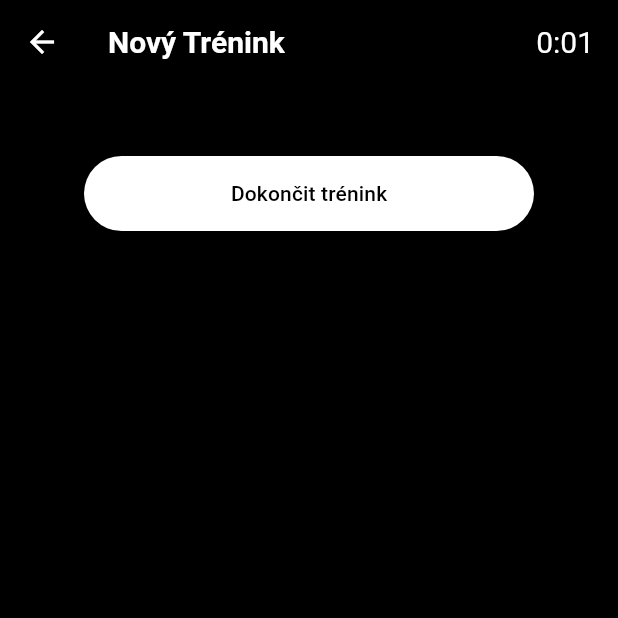
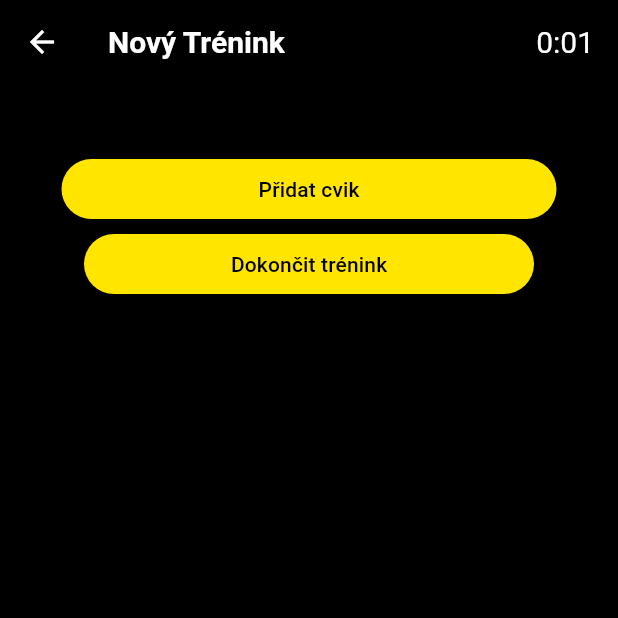
Before and after one commit to haxxTom/STP-Strongest, a Flutter app: the screen it shows after launch, item 2 of the bottom bar chosen, after a tap on "Nový Trénink", on a phone screen of 412 x 824 dp, the top half of it. Run offline on Flutter 3.47's test engine with Material 3 defaults, Android fonts, the phone set to English and light mode, and no system bars; our stand-ins replace image_picker, shared_preferences, sqflite; accounts and stored records are empty.

Commit message:
emptyworkout

```diff
--- a/flutter_application_1/lib/emptyworkout.dart
+++ b/flutter_application_1/lib/emptyworkout.dart
@@ -244,6 +244,7 @@ class _NewEmptyWorkoutScreenState extends State<NewEmptyWorkoutScreen> {
       context: context,
       builder: (BuildContext context) {
         return AlertDialog(
+          backgroundColor: midItemColor,
           title: const Text("Pojmenujte trénink"),
           content: TextField(
             controller: nameController,
@@ -252,11 +253,17 @@ class _NewEmptyWorkoutScreenState extends State<NewEmptyWorkoutScreen> {
           actions: [
             TextButton(
               onPressed: () => Navigator.of(context).pop(),
-              child: const Text("Zrušit"),
+              child: const Text(
+                "Zrušit",
+                style: TextStyle(color: Colors.black),
+              ),
             ),
             TextButton(
               onPressed: () => Navigator.of(context).pop(),
-              child: const Text("OK"),
+              child: const Text(
+                "OK",
+                style: TextStyle(color: Colors.black),
+              ),
             ),
           ],
         );
@@ -356,15 +363,19 @@ class _NewEmptyWorkoutScreenState extends State<NewEmptyWorkoutScreen> {
         backgroundColor: Colors.black,
         body: ListView(
           children: [
+            SizedBox(
+              height: 20,
+            ),
             ...widget.trenink.exercises.asMap().entries.map((entry) {
               int exerciseIndex = entry.key;
               var exercise = entry.value;
               return Padding(
-                padding: const EdgeInsets.all(16.0),
+                padding: const EdgeInsets.fromLTRB(15, 10, 15, 0),
                 child: Card(
+                  color: midItemColor,
                   elevation: 4,
                   child: Padding(
-                    padding: const EdgeInsets.all(16.0),
+                    padding: const EdgeInsets.all(15.0),
                     child: Column(
                       crossAxisAlignment: CrossAxisAlignment.start,
                       children: [
@@ -379,7 +390,7 @@ class _NewEmptyWorkoutScreenState extends State<NewEmptyWorkoutScreen> {
                             Text(
                               exercise.cvik.nazev,
                               style: const TextStyle(
-                                  fontSize: 20, fontWeight: FontWeight.bold),
+                                  fontSize: 18, fontWeight: FontWeight.bold),
                             ),
                             IconButton(
                               icon: const Icon(Icons.delete, color: Colors.red),
@@ -401,8 +412,11 @@ class _NewEmptyWorkoutScreenState extends State<NewEmptyWorkoutScreen> {
                             return Row(
                               children: [
                                 Text(
-                                  'Série ${setIndex + 1}:',
+                                  '${setIndex + 1}:',
                                   style: const TextStyle(fontSize: 16),
+                                ),
+                                SizedBox(
+                                  width: 20,
                                 ),
                                 Expanded(
                                   child: TextField(
@@ -412,7 +426,8 @@ class _NewEmptyWorkoutScreenState extends State<NewEmptyWorkoutScreen> {
                                       FilteringTextInputFormatter.digitsOnly
                                     ],
                                     decoration: const InputDecoration(
-                                        labelText: "Váha"),
+                                      labelText: "Váha",
+                                    ),
                                     enabled: !completed,
                                   ),
                                 ),
@@ -424,13 +439,16 @@ class _NewEmptyWorkoutScreenState extends State<NewEmptyWorkoutScreen> {
                                       FilteringTextInputFormatter.digitsOnly
                                     ],
                                     decoration: const InputDecoration(
-                                        labelText: "Počet opakování"),
+                                      labelText: "Opakování",
+                                    ),
                                     enabled: !completed,
                                   ),
                                 ),
                                 IconButton(
                                   icon: Icon(
-                                    completed ? Icons.lock : Icons.lock_open,
+                                    completed
+                                        ? Icons.check_circle
+                                        : Icons.check_circle,
                                     color:
                                         completed ? Colors.green : Colors.grey,
                                   ),
@@ -463,19 +481,40 @@ class _NewEmptyWorkoutScreenState extends State<NewEmptyWorkoutScreen> {
                 ),
               );
             }).toList(),
-            IconButton(
-              icon: const Icon(Icons.add_circle_outline),
-              onPressed: () {
-                _addExerciseDialog(context);
-              },
+            Column(
+              children: [
+                SizedBox(
+                  height: 30,
+                ),
+                SizedBox(
+                  width: 330,
+                  height: 40,
+                  child: ElevatedButton(
+                    onPressed: () {
+                      _addExerciseDialog(context);
+                    },
+                    style: ElevatedButton.styleFrom(
+                        backgroundColor: softItemColor),
+                    child: const Text(
+                      "Přidat cvik",
+                      style: TextStyle(color: Colors.black),
+                    ),
+                  ),
+                )
+              ],
+            ),
+            SizedBox(
+              height: 10,
             ),
             Column(
               children: [
                 SizedBox(
                   width: 300,
+                  height: 40,
                   child: ElevatedButton(
                     onPressed: _finishWorkout,
-                    style: ElevatedButton.styleFrom(minimumSize: Size(100, 50)),
+                    style: ElevatedButton.styleFrom(
+                        backgroundColor: softItemColor),
                     child: const Text(
                       "Dokončit trénink",
                       style: TextStyle(color: Colors.black),
```
